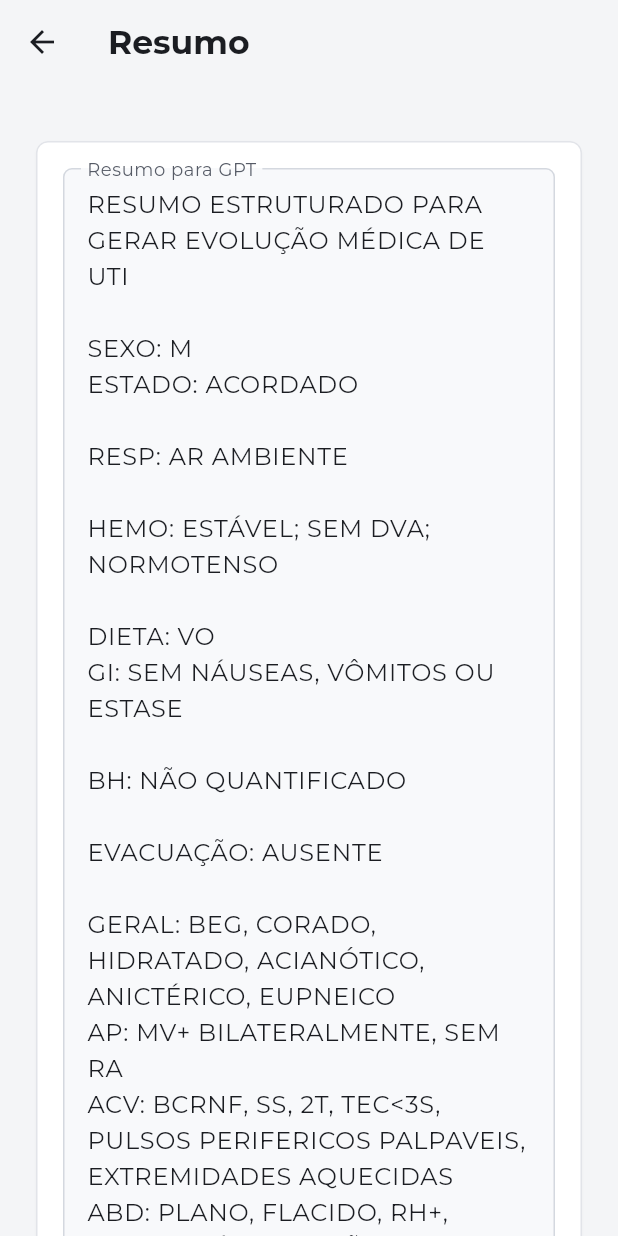
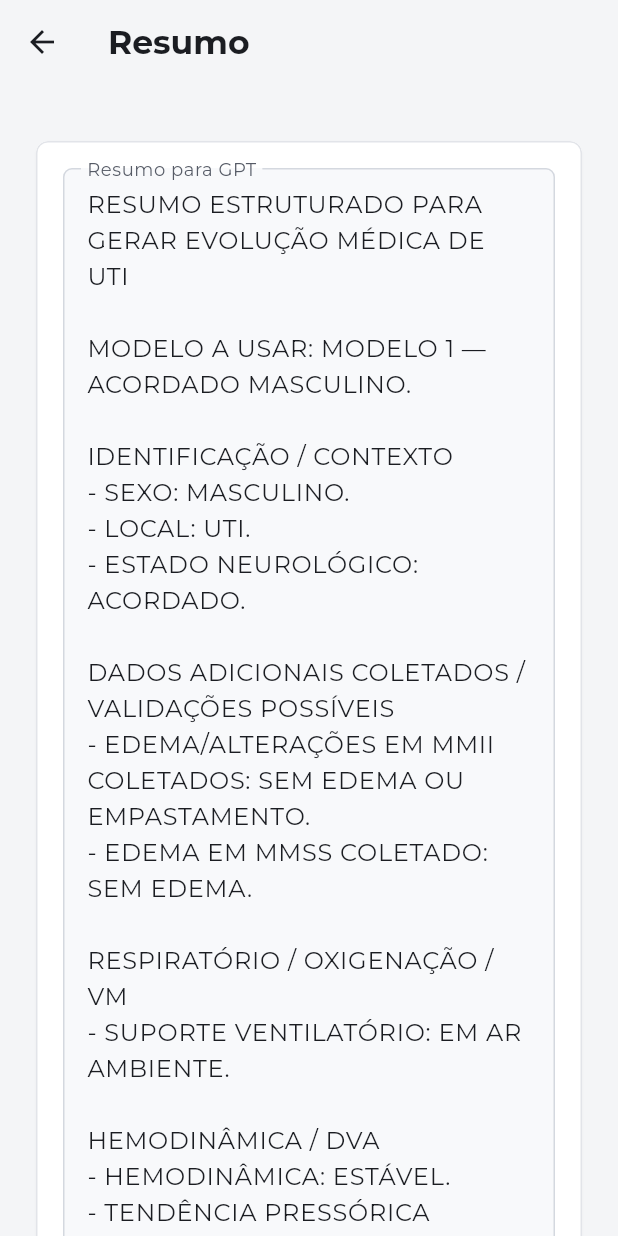
Before and after one commit to AllanSakai/evolucao-uti, a Flutter app: the EvolutionFormScreen screen opened directly, after a tap on "Gerar resumo", on a phone screen of 412 x 824 dp. Run offline on Flutter 3.47's test engine with Material 3 defaults, Android fonts, the phone set to English and light mode, and no system bars; our stand-ins replace shared_preferences, supabase_flutter; accounts and stored records are empty.

Commit message:
Aprimora resumo clínico e status dos leitos

```diff
--- a/lib/app_theme.dart
+++ b/lib/app_theme.dart
@@ -188,6 +188,10 @@ ThemeData buildAppTheme(Brightness brightness) {
         borderRadius: BorderRadius.circular(_cardRadius),
         side: BorderSide(color: isDark ? _darkBorder : _lightCardBorder),
       ),
+      // Sem isso, decoracoes internas com cantos retos (ex.: a barra lateral
+      // de status nos cards de leito) vazam para fora dos cantos
+      // arredondados do card.
+      clipBehavior: Clip.antiAlias,
     ),
     dividerTheme: DividerThemeData(
       color: scheme.outlineVariant,
--- a/lib/screens/shift_round_screen.dart
+++ b/lib/screens/shift_round_screen.dart
@@ -155,14 +155,31 @@ class _ShiftRoundScreenState extends State<ShiftRoundScreen> {
   Widget _bedCard(SelectedBed selected) {
     final status = _status(selected.status);
     final checklist = _analysis.checklist(selected.evolutionData);
-    final colorScheme = Theme.of(context).colorScheme;
+    final theme = Theme.of(context);
+    final colorScheme = theme.colorScheme;
+    final isDark = theme.brightness == Brightness.dark;
     final statusColor = _statusColor(selected.status, colorScheme);
+    final isCompleted = selected.status == BedProgressStatus.completed;
     return Card(
       margin: EdgeInsets.zero,
+      color: isCompleted
+          ? Color.lerp(colorScheme.surface, statusColor, isDark ? 0.16 : 0.07)
+          : null,
+      shape: isCompleted
+          ? RoundedRectangleBorder(
+              borderRadius: BorderRadius.circular(8),
+              side: BorderSide(
+                color: statusColor.withValues(alpha: .5),
+                width: 1.4,
+              ),
+            )
+          : null,
       child: Container(
         padding: const EdgeInsets.all(16),
         decoration: BoxDecoration(
-          border: Border(left: BorderSide(color: statusColor, width: 4)),
+          border: Border(
+            left: BorderSide(color: statusColor, width: isCompleted ? 5 : 4),
+          ),
         ),
         child: Column(
           crossAxisAlignment: CrossAxisAlignment.start,
@@ -193,6 +210,14 @@ class _ShiftRoundScreenState extends State<ShiftRoundScreen> {
                 Chip(
                   avatar: Icon(status.icon, size: 16, color: statusColor),
                   label: Text(status.label),
+                  labelStyle: TextStyle(
+                    color: statusColor,
+                    fontWeight: FontWeight.w700,
+                  ),
+                  backgroundColor: statusColor.withValues(
+                    alpha: isDark ? .2 : .12,
+                  ),
+                  side: BorderSide(color: statusColor.withValues(alpha: .45)),
                   visualDensity: VisualDensity.compact,
                   padding: const EdgeInsets.symmetric(horizontal: 5),
                 ),
--- a/lib/services/evolution_generator.dart
+++ b/lib/services/evolution_generator.dart
@@ -6,266 +6,207 @@ class EvolutionGenerator {
     final lines = <String>[
       'RESUMO ESTRUTURADO PARA GERAR EVOLUÇÃO MÉDICA DE UTI',
       '',
+      'MODELO A USAR: ${_referenceModelName(data)}.',
+      '',
     ];
 
-    void line(String label, String? value) {
-      final clean = _clean(value);
-      if (clean != null) lines.add('$label: $clean');
+    void section(String title, List<String> items) {
+      final filtered = items.where((item) => item.trim().isNotEmpty).toList();
+      if (filtered.isEmpty) return;
+      lines
+        ..add(title)
+        ..addAll(filtered.map((item) => '- $item'))
+        ..add('');
     }
 
-    void space() {
-      if (lines.isNotEmpty && lines.last.isNotEmpty) lines.add('');
-    }
+    section('IDENTIFICAÇÃO / CONTEXTO', [
+      if (_clean(bedLabel) != null)
+        'Identificação do leito: ${_clean(bedLabel)}.',
+      'Sexo: ${data.sex == Sex.feminino ? 'feminino' : 'masculino'}.',
+      'Local: ${data.local}.',
+      if (_clean(data.weight) != null) 'Peso: ${_clean(data.weight)} kg.',
+      if (data.neurologicalState != null)
+        'Estado neurológico: ${_neurological(data.neurologicalState!, data.sex == Sex.feminino)}.',
+      if (_clean(data.rass) != null) 'RASS: ${_clean(data.rass)}.',
+    ]);
 
-    line('IDENTIFICAÇÃO DO LEITO', bedLabel);
-    line('SEXO', data.sex == Sex.feminino ? 'F' : 'M');
-    if (data.neurologicalState != null) {
-      line('ESTADO',
-          _neurological(data.neurologicalState!, data.sex == Sex.feminino));
-    }
-    line('PESO',
-        _clean(data.weight) == null ? null : '${_clean(data.weight)} KG');
+    section('DADOS ADICIONAIS COLETADOS / VALIDAÇÕES POSSÍVEIS', [
+      if (_clean(data.meanArterialPressure) != null)
+        'PAM coletada: ${_clean(data.meanArterialPressure)} mmHg.',
+      if (_clean(data.weight) != null)
+        'Peso coletado para cálculo de diurese: ${_clean(data.weight)} kg.',
+      if (_clean(data.rass) != null) 'RASS coletado: ${_clean(data.rass)}.',
+      if (data.ventilatorSynchrony != null &&
+          data.ventilationMode?.toUpperCase() != 'PSV')
+        'Sincronia com ventilador coletada: ${data.ventilatorSynchrony! ? 'sincrônico' : 'assincrônico'}.',
+      if (_clean(data.lowerLimbsExam) != null)
+        'Edema/alterações em MMII coletados: ${_clean(data.lowerLimbsExam)}.',
+      if (_clean(data.upperLimbsExam) != null)
+        'Edema em MMSS coletado: ${_clean(data.upperLimbsExam)}.',
+      if (_clean(data.meanArterialPressure) != null &&
+          data.vasoactiveSupport == VasoactiveSupport.comDva)
+        'Como há DVA e PAM informada, avaliar redação: hemodinamicamente estável às custas de DVA / dependente de DVA mantendo PAM adequada.',
+      if (_clean(data.oxygenSaturation) != null)
+        'SpO2 disponível para avaliar hipoxemia/saturação limítrofe.',
+      if (_clean(data.diuresisVolume) != null &&
+          _clean(data.diuresisPeriod) != null &&
+          _clean(data.weight) != null)
+        'Há dados suficientes para calcular mL/kg/h da diurese.',
+    ]);
 
-    space();
-    line('RESP', _summaryRespiratory(data));
+    section('RESPIRATÓRIO / OXIGENAÇÃO / VM', [
+      if (data.ventilatorySupport != null)
+        'Suporte ventilatório: ${_support(data.ventilatorySupport!)}.',
+      if (_clean(data.ventilationMode) != null)
+        'Modo ventilatório: ${_clean(data.ventilationMode)}.',
+      if (_clean(data.respiratoryRate) != null)
+        'FR: ${_clean(data.respiratoryRate)}.',
+      if (_clean(data.tidalVolume) != null)
+        'VT/VC: ${_clean(data.tidalVolume)} mL.',
+      if (_clean(data.inspiratoryFlow) != null)
+        'Fluxo inspiratório: ${_clean(data.inspiratoryFlow)} L/min.',
+      if (_clean(data.controlledPressure) != null)
+        'PC: ${_clean(data.controlledPressure)} cmH2O.',
+      if (_clean(data.inspiratoryTime) != null)
+        'Tempo inspiratório: ${_clean(data.inspiratoryTime)} s.',
+      if (_clean(data.pressureSupport) != null)
+        'PS: ${_clean(data.pressureSupport)} cmH2O.',
+      if (_clean(data.triggerSensitivity) != null)
+        'Trigger: ${_clean(data.triggerSensitivity)}.',
+      if (_clean(data.cyclingCriterion) != null)
+        'Ciclagem: ${_clean(data.cyclingCriterion)}%.',
+      if (_clean(data.fio2) != null) 'FiO2: ${_clean(data.fio2)}%.',
+      if (_clean(data.peep) != null) 'PEEP: ${_clean(data.peep)} cmH2O.',
+      if (_clean(data.oxygenFlow) != null)
+        'Vazão de O2 atual: ${_clean(data.oxygenFlow)} L/min.',
+      if (_clean(data.homeOxygenFlow) != null)
+        'O2 domiciliar: sim, vazão habitual ${_clean(data.homeOxygenFlow)} L/min.',
+      if (_clean(data.oxygenSaturation) != null)
+        'SpO2: ${_clean(data.oxygenSaturation)}%.',
+      if (data.ventilatorSynchrony != null &&
+          data.ventilationMode?.toUpperCase() != 'PSV')
+        'Sincronia com ventilador: ${data.ventilatorSynchrony! ? 'sincrônico' : 'assincrônico'}.',
+    ]);
 
-    space();
-    line('HEMO', _summaryHemodynamics(data));
-    line('PA PONTUAL', _withOptionalUnit(data.bloodPressure, 'MMHG'));
-    line('PAM PONTUAL', _withOptionalUnit(data.meanArterialPressure, 'MMHG'));
-    line('FC', _withOptionalUnit(data.heartRate, 'BPM'));
-    if (data.vasoactiveDrugRates.isNotEmpty) {
-      line('DVA',
-          _formatDrugRates(data.vasoactiveDrugRates, vasoactiveDrugOptions));
-    } else {
-      line('DVA', data.vasoactiveDrugs);
-    }
-    if (data.sedationDrugRates.isNotEmpty) {
-      line('SEDOANALGESIA',
-          _formatDrugRates(data.sedationDrugRates, sedationDrugOptions));
-    } else {
-      line('SEDOANALGESIA', data.sedoanalgesia);
-    }
-    line('BIC', data.continuousInfusions);
+    section('HEMODINÂMICA / DVA', [
+      if (data.hemodynamicState != null)
+        'Hemodinâmica: ${data.hemodynamicState == HemodynamicState.estavel ? 'estável' : 'instável'}.',
+      if (data.bloodPressureState != null)
+        'Tendência pressórica observada durante o período: ${_bloodPressure(data.bloodPressureState!, data.sex == Sex.feminino)}.',
+      if (_clean(data.bloodPressure) != null)
+        'PA pontual no momento da avaliação: ${_clean(data.bloodPressure)} mmHg.',
+      if (_clean(data.meanArterialPressure) != null)
+        'PAM pontual no momento da avaliação: ${_clean(data.meanArterialPressure)} mmHg.',
+      if (_clean(data.heartRate) != null)
+        'FC pontual no momento da avaliação: ${_clean(data.heartRate)} bpm.',
+      if (data.vasoactiveSupport != null)
+        'DVA: ${data.vasoactiveSupport == VasoactiveSupport.comDva ? 'com DVA' : 'sem DVA'}.',
+      if (data.vasoactiveDrugRates.isNotEmpty)
+        'Drogas vasoativas: ${_formatDrugRates(data.vasoactiveDrugRates, vasoactiveDrugOptions)}.',
+      if (data.vasoactiveDrugRates.isEmpty &&
+          _clean(data.vasoactiveDrugs) != null)
+        'Drogas vasoativas: ${_clean(data.vasoactiveDrugs)}.',
+    ]);
 
-    space();
-    line('TEMP', _summaryTemperature(data));
+    section('TEMPERATURA', [
+      if (data.temperatureState != null)
+        'Estado térmico: ${switch (data.temperatureState!) {
+          TemperatureState.afebril => 'afebril',
+          TemperatureState.subfebril => 'subfebril',
+          TemperatureState.febril => 'febril',
+        }}.',
+      if (_clean(data.measuredTemperature) != null)
+        'Temperatura medida: ${_clean(data.measuredTemperature)} graus Celsius.',
+    ]);
 
-    space();
-    line(
-        'DIETA', data.dietRoute == null ? null : _summaryDiet(data.dietRoute!));
-    line('GI', _summaryGastrointestinal(data));
-    line('HGT', _summaryHgt(data));
+    section('DIETA / GASTROINTESTINAL / GLICEMIA', [
+      if (data.dietRoute != null) 'Dieta: ${_diet(data.dietRoute!)}.',
+      if (data.nausea) 'Náuseas: sim.',
+      if (data.vomiting) 'Vômitos: sim.',
+      if (data.gastricStasis) 'Estase: sim.',
+      if (!data.nausea && !data.vomiting && !data.gastricStasis)
+        'Sintomas gastrointestinais marcados: nenhum.',
+      if (_clean(data.gastrointestinalNotes) != null)
+        'Observação gastrointestinal: ${_clean(data.gastrointestinalNotes)}.',
+      if (_clean(data.hgtMinimum) != null || _clean(data.hgtMaximum) != null)
+        'HGT: ${_range(data.hgtMinimum, data.hgtMaximum)} mg/dL.',
+      if (_clean(data.hgtMinimum) == null &&
+          _clean(data.hgtMaximum) == null &&
+          _clean(data.capillaryGlucose) != null)
+        'HGT: ${_clean(data.capillaryGlucose)} mg/dL.',
+    ]);
 
-    space();
-    line('DIURESE', _summaryDiuresis(data));
-    final diuresisPeriod = _clean(data.diuresisPeriod);
-    final balancePeriod = _clean(data.fluidBalancePeriod);
-    if (diuresisPeriod != null &&
-        balancePeriod != null &&
-        diuresisPeriod != balancePeriod) {
-      line('PERÍODO DA DIURESE', diuresisPeriod);
-      line('PERÍODO DO BH', balancePeriod);
-    } else {
-      line('PERÍODO AVALIADO', diuresisPeriod ?? balancePeriod);
-    }
-    line(
-        'BH',
-        _clean(data.fluidBalance) == null
-            ? 'NÃO QUANTIFICADO'
-            : '${_clean(data.fluidBalance)} ML');
+    final mlKgHour = _diuresisMlKgHour(data);
+    section('DIURESE / BALANÇO HÍDRICO', [
+      if (data.diuresisType != null)
+        'Tipo de diurese: ${_diuresis(data.diuresisType!, false)}.',
+      if (_clean(data.diuresisVolume) != null)
+        'Volume de diurese: ${_clean(data.diuresisVolume)} mL.',
+      if (_clean(data.diuresisPeriod) != null)
+        'Período da diurese: últimas ${_clean(data.diuresisPeriod)}.',
+      if (mlKgHour != null)
+        'Diurese calculada: aproximadamente $mlKgHour mL/kg/h.',
+      if (_clean(data.weight) != null)
+        'Peso usado para cálculo: ${_clean(data.weight)} kg.',
+      if (_clean(data.diuresisAppearance) != null)
+        'Aspecto da diurese: ${_clean(data.diuresisAppearance)}.',
+      if (_clean(data.fluidBalance) != null)
+        'Balanço hídrico: ${_clean(data.fluidBalance)} mL no período ${_clean(data.fluidBalancePeriod) ?? 'não informado'}.',
+    ]);
 
-    space();
-    line('EVACUAÇÃO', _summaryBowelMovement(data));
+    section('EVACUAÇÃO', [
+      if (data.bowelMovement != null)
+        'Evacuação: ${_bowel(data.bowelMovement!)}.',
+      if (data.bowelMovement == BowelMovement.ausentes &&
+          _clean(data.daysSinceLastBowelMovement) != null)
+        'Última evacuação: há ${_clean(data.daysSinceLastBowelMovement)} dias.',
+      if (data.bowelMovement != BowelMovement.ausentes &&
+          data.stoolPathologicalProducts != null)
+        'Produtos patológicos nas fezes: ${data.stoolPathologicalProducts == StoolPathologicalProducts.presentes ? 'presentes' : 'ausentes'}.',
+      if (_clean(data.stoolPathologicalDescription) != null)
+        'Descrição dos produtos patológicos: ${_clean(data.stoolPathologicalDescription)}.',
+    ]);
 
-    space();
-    line('GERAL', data.generalCondition);
-    line('AP', data.pulmonaryExam);
-    line('ACV', data.cardiovascularExam);
-    line('ABD', data.abdominalExam);
-    line('MMII', data.lowerLimbsExam);
-    line('MMSS', data.upperLimbsExam);
-    line(
-        'NEURO',
-        data.neurologicalExam ??
-            (_clean(data.rass) == null ? null : 'RASS ${_clean(data.rass)}'));
+    section('EXAME FÍSICO DIRIGIDO', [
+      if (_clean(data.generalCondition) != null)
+        'Estado geral: ${_clean(data.generalCondition)}.',
+      if (_clean(data.pulmonaryExam) != null)
+        'AP: ${_clean(data.pulmonaryExam)}.',
+      if (_clean(data.cardiovascularExam) != null)
+        'ACV: ${_clean(data.cardiovascularExam)}.',
+      if (_clean(data.abdominalExam) != null)
+        'Abdome: ${_clean(data.abdominalExam)}.',
+      if (_clean(data.lowerLimbsExam) != null)
+        'MMII: ${_clean(data.lowerLimbsExam)}.',
+      if (_clean(data.upperLimbsExam) != null)
+        'MMSS: ${_clean(data.upperLimbsExam)}.',
+      if (_clean(data.neurologicalExam) != null)
+        'Neuro: ${_clean(data.neurologicalExam)}.',
+    ]);
 
-    space();
-    line('OBS', data.notes);
+    section('SEDOANALGESIA / INFUSÕES', [
+      if (data.sedationDrugRates.isNotEmpty)
+        'Sedação/analgesia: ${_formatDrugRates(data.sedationDrugRates, sedationDrugOptions)}.',
+      if (data.sedationDrugRates.isEmpty && _clean(data.sedoanalgesia) != null)
+        'Sedação/analgesia: ${_clean(data.sedoanalgesia)}.',
+      if (_clean(data.continuousInfusions) != null)
+        'BIC/infusões contínuas: ${_clean(data.continuousInfusions)}.',
+    ]);
 
-    while (lines.isNotEmpty && lines.last.isEmpty) {
-      lines.removeLast();
-    }
-    return lines.join('\n').toUpperCase();
+    section('OBSERVAÇÕES LIVRES', [
+      if (_clean(data.notes) != null) _clean(data.notes)!,
+    ]);
+
+    return lines.join('\n').trim().toUpperCase();
   }
 
-  String? _summaryRespiratory(EvolutionData data) {
-    final support = data.ventilatorySupport;
-    final values = <String>[];
-    if (support != null) {
-      values.add(switch (support) {
-        VentilatorySupport.arAmbiente => 'AR AMBIENTE',
-        VentilatorySupport.cateterNasal => 'CATETER NASAL',
-        VentilatorySupport.mascara => 'MÁSCARA',
-        VentilatorySupport.vni => 'VNI',
-        VentilatorySupport.iotVm => 'IOT+VM',
-        VentilatorySupport.tqtVm => 'TQT+VM',
-      });
-    }
-    _addSummaryValue(values, 'MODO', data.ventilationMode);
-    _addSummaryValue(values, 'FR', data.respiratoryRate);
-    _addSummaryValue(values, 'VT', data.tidalVolume, unit: 'ML');
-    _addSummaryValue(values, 'FLUXO', data.inspiratoryFlow, unit: 'L/MIN');
-    _addSummaryValue(values, 'PC', data.controlledPressure, unit: 'CMH2O');
-    _addSummaryValue(values, 'TI', data.inspiratoryTime, unit: 'S');
-    _addSummaryValue(values, 'PS', data.pressureSupport, unit: 'CMH2O');
-    _addSummaryValue(values, 'TRIGGER', data.triggerSensitivity);
-    _addSummaryValue(values, 'CICLAGEM', data.cyclingCriterion, unit: '%');
-    _addSummaryValue(values, 'FIO2', data.fio2, unit: '%');
-    _addSummaryValue(values, 'PEEP', data.peep, unit: 'CMH2O');
-    _addSummaryValue(values, 'O2', data.oxygenFlow, unit: 'L/MIN');
-    _addSummaryValue(values, 'O2 DOMICILIAR', data.homeOxygenFlow,
-        unit: 'L/MIN');
-    _addSummaryValue(values, 'SPO2', data.oxygenSaturation, unit: '%');
-    if (data.ventilatorSynchrony != null &&
-        data.ventilationMode?.toUpperCase() != 'PSV') {
-      values.add(data.ventilatorSynchrony! ? 'SINCRÔNICO' : 'ASSINCRÔNICO');
-    }
-    return values.isEmpty ? null : values.join('; ');
-  }
-
-  String? _summaryHemodynamics(EvolutionData data) {
-    final values = <String>[];
-    if (data.hemodynamicState != null) {
-      values.add(data.hemodynamicState == HemodynamicState.estavel
-          ? 'ESTÁVEL'
-          : 'INSTÁVEL');
-    }
-    if (data.vasoactiveSupport != null) {
-      values.add(data.vasoactiveSupport == VasoactiveSupport.semDva
-          ? 'SEM DVA'
-          : 'COM DVA');
-    }
-    if (data.bloodPressureState != null) {
-      values.add(switch (data.bloodPressureState!) {
-        BloodPressureState.normotenso =>
-          data.sex == Sex.feminino ? 'NORMOTENSA' : 'NORMOTENSO',
-        BloodPressureState.hipotenso =>
-          data.sex == Sex.feminino ? 'HIPOTENSA' : 'HIPOTENSO',
-        BloodPressureState.hipertenso =>
-          data.sex == Sex.feminino ? 'HIPERTENSA' : 'HIPERTENSO',
-        BloodPressureState.tendendoHipotensao => 'TENDENDO À HIPOTENSÃO',
-        BloodPressureState.tendendoHipertensao => 'TENDENDO À HIPERTENSÃO',
-      });
-    }
-    return values.isEmpty ? null : values.join('; ');
-  }
-
-  String? _summaryTemperature(EvolutionData data) {
-    final values = <String>[];
-    if (data.temperatureState != null) {
-      values.add(switch (data.temperatureState!) {
-        TemperatureState.afebril => 'AFEBRIL',
-        TemperatureState.subfebril => 'SUBFEBRIL',
-        TemperatureState.febril => 'FEBRIL',
-      });
-    }
-    final measured = _clean(data.measuredTemperature);
-    if (measured != null) values.add('$measured °C');
-    return values.isEmpty ? null : values.join('; ');
-  }
-
-  String _summaryDiet(DietRoute route) => switch (route) {
-        DietRoute.vo => 'VO',
-        DietRoute.sne => 'SNE',
-        DietRoute.sng => 'SNG',
-        DietRoute.npt => 'NPT',
-        DietRoute.zero => 'ZERO',
-      };
-
-  String _summaryGastrointestinal(EvolutionData data) {
-    final values = <String>[];
-    if (data.nausea) values.add('NÁUSEAS');
-    if (data.vomiting) values.add('VÔMITOS');
-    if (data.gastricStasis) values.add('ESTASE');
-    final notes = _clean(data.gastrointestinalNotes);
-    if (notes != null) values.add(notes);
-    return values.isEmpty
-        ? 'SEM NÁUSEAS, VÔMITOS OU ESTASE'
-        : values.join('; ');
-  }
-
-  String? _summaryHgt(EvolutionData data) {
-    final range = _range(data.hgtMinimum, data.hgtMaximum);
-    if (range != null) return '$range MG/DL';
-    return _withOptionalUnit(data.capillaryGlucose, 'MG/DL');
-  }
-
-  String? _summaryDiuresis(EvolutionData data) {
-    if (data.diuresisType == null &&
-        _clean(data.diuresisVolume) == null &&
-        _clean(data.diuresisAppearance) == null) {
-      return null;
-    }
-    final values = <String>[];
-    if (data.diuresisType != null) {
-      values.add(switch (data.diuresisType!) {
-        DiuresisType.espontanea => 'ESPONTÂNEA',
-        DiuresisType.svd => 'SVD',
-        DiuresisType.ausente => 'AUSENTE',
-      });
-    }
-    final volume = _clean(data.diuresisVolume);
-    if (volume != null) {
-      values.add('$volume ML');
-    } else if (data.diuresisType != DiuresisType.ausente) {
-      values.add('NÃO QUANTIFICADA');
-    }
-    final appearance = _clean(data.diuresisAppearance);
-    if (appearance != null) values.add(appearance);
-    return values.join('; ');
-  }
-
-  String? _summaryBowelMovement(EvolutionData data) {
-    if (data.bowelMovement == null) return null;
-    final values = <String>[
-      switch (data.bowelMovement!) {
-        BowelMovement.presentes => 'PRESENTE',
-        BowelMovement.ausentes => 'AUSENTE',
-        BowelMovement.diarreia => 'DIARREIA',
-      }
-    ];
-    final days = _clean(data.daysSinceLastBowelMovement);
-    if (data.bowelMovement == BowelMovement.ausentes && days != null) {
-      values.add('HÁ $days DIAS');
-    }
-    if (data.bowelMovement != BowelMovement.ausentes &&
-        data.stoolPathologicalProducts != null) {
-      values.add(
-          data.stoolPathologicalProducts == StoolPathologicalProducts.presentes
-              ? 'COM PRODUTOS PATOLÓGICOS'
-              : 'SEM PRODUTOS PATOLÓGICOS');
-    }
-    final description = _clean(data.stoolPathologicalDescription);
-    if (description != null) values.add(description);
-    return values.join('; ');
-  }
-
-  String? _withOptionalUnit(String? value, String unit) {
-    final clean = _clean(value);
-    return clean == null ? null : '$clean $unit';
-  }
-
-  void _addSummaryValue(List<String> values, String label, String? value,
-      {String? unit}) {
-    final clean = _clean(value);
-    if (clean == null) return;
-    final suffix = unit == null
-        ? ''
-        : unit == '%'
-            ? '%'
-            : ' $unit';
-    values.add('$label $clean$suffix');
+  String _referenceModelName(EvolutionData data) {
+    final sedated = data.template == EvolutionTemplate.sedadoIotVm ||
+        data.neurologicalState == NeurologicalState.sedado;
+    if (sedated) return 'MODELO 3 — SEDADO/VM';
+    return data.sex == Sex.feminino
+        ? 'MODELO 2 — ACORDADA FEMININA'
+        : 'MODELO 1 — ACORDADO MASCULINO';
   }
 
   String generate(EvolutionData data) {
```
Also changed, not shown: 1 other file.
